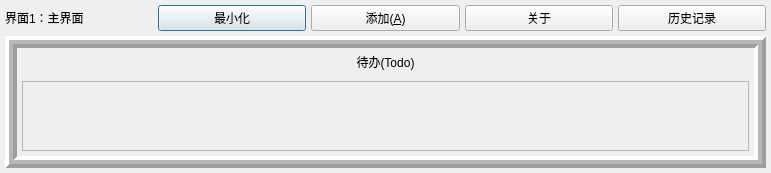
This is MEMOplus/dialog.ui in yzc0731/copy_from_xiang as Qt 5 draws it before an edit. The edited form follows.
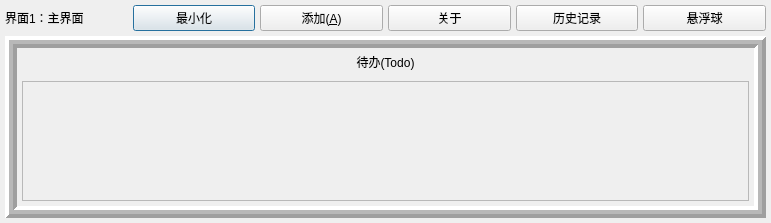
This is the edited form.

Patch:
```diff
--- a/MEMOplus/dialog.ui
+++ b/MEMOplus/dialog.ui
@@ -7,7 +7,7 @@
     <x>0</x>
     <y>0</y>
     <width>771</width>
-    <height>172</height>
+    <height>223</height>
    </rect>
   </property>
   <property name="windowTitle">
@@ -29,7 +29,7 @@
    <property name="spacing">
     <number>5</number>
    </property>
-   <item row="0" column="1">
+   <item row="1" column="1">
     <widget class="QPushButton" name="pushButton_3">
      <property name="text">
       <string>最小化</string>
@@ -39,14 +39,21 @@
      </property>
     </widget>
    </item>
-   <item row="0" column="4">
+   <item row="1" column="4">
     <widget class="QPushButton" name="pushButton_4">
      <property name="text">
       <string>历史记录</string>
      </property>
     </widget>
    </item>
-   <item row="0" column="0">
+   <item row="1" column="2">
+    <widget class="QPushButton" name="pushButton">
+     <property name="text">
+      <string>添加(&amp;A)</string>
+     </property>
+    </widget>
+   </item>
+   <item row="1" column="0">
     <widget class="QLabel" name="label">
      <property name="maximumSize">
       <size>
@@ -59,21 +66,21 @@
      </property>
     </widget>
    </item>
-   <item row="0" column="2">
-    <widget class="QPushButton" name="pushButton">
-     <property name="text">
-      <string>添加(&amp;A)</string>
-     </property>
-    </widget>
-   </item>
-   <item row="0" column="3">
+   <item row="1" column="3">
     <widget class="QPushButton" name="pushButton_2">
      <property name="text">
       <string>关于</string>
      </property>
     </widget>
    </item>
-   <item row="1" column="0" colspan="5">
+   <item row="1" column="5">
+    <widget class="QPushButton" name="toSusbendBtn">
+     <property name="text">
+      <string>悬浮球</string>
+     </property>
+    </widget>
+   </item>
+   <item row="2" column="0" colspan="6">
     <widget class="QFrame" name="frame">
      <property name="frameShape">
       <enum>QFrame::Box</enum>
@@ -146,7 +153,7 @@
            <x>0</x>
            <y>0</y>
            <width>725</width>
-           <height>71</height>
+           <height>105</height>
           </rect>
          </property>
         </widget>
```
